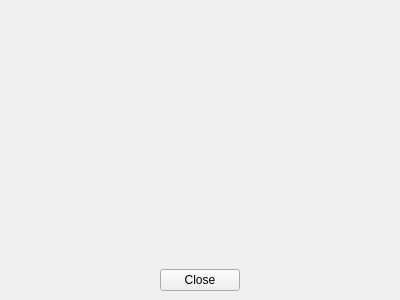
This is UI/reviewview.ui in swapnilbelote/ServiceFeedbackSystem as Qt 5 draws it before an edit. The edited form follows.
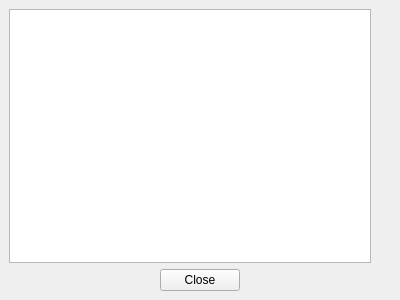
This is the edited form.

Patch:
```diff
--- a/UI/reviewview.ui
+++ b/UI/reviewview.ui
@@ -14,17 +14,12 @@
    <string>reviewView</string>
   </property>
   <widget class="QWidget" name="verticalLayoutWidget">
-   <property name="geometry">
-    <rect>
-     <x>9</x>
-     <y>9</y>
-     <width>381</width>
-     <height>281</height>
-    </rect>
-   </property>
    <layout class="QVBoxLayout" name="verticalLayout">
     <item>
      <layout class="QHBoxLayout" name="horizontalLayout_4">
+      <item>
+       <widget class="QTableWidget" name="tableWidget"/>
+      </item>
       <item>
        <spacer name="verticalSpacer">
         <property name="orientation">
```
